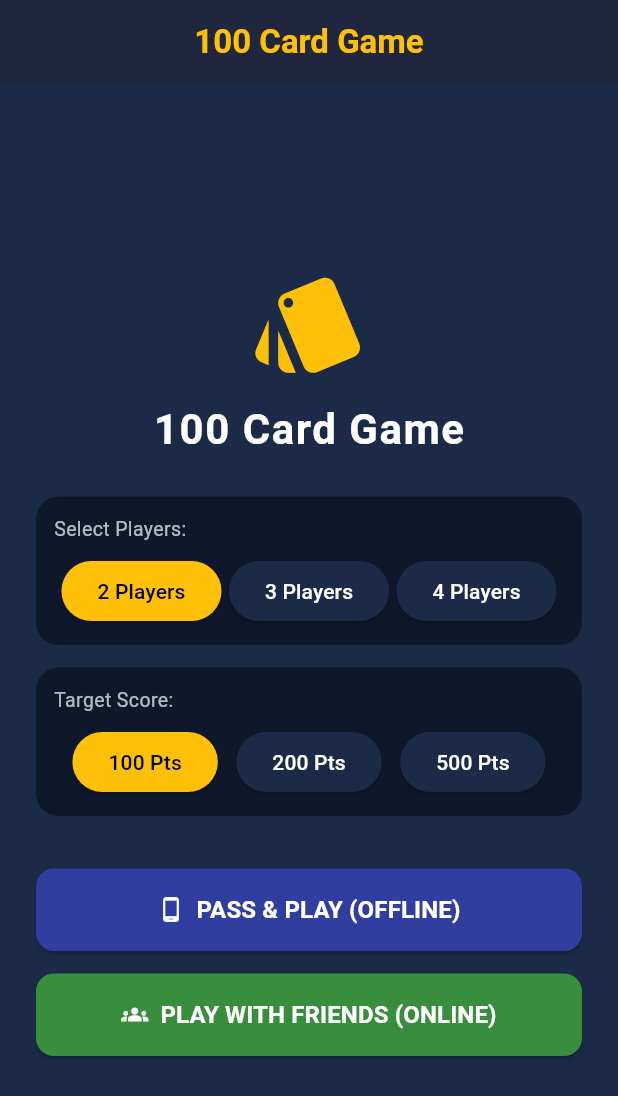
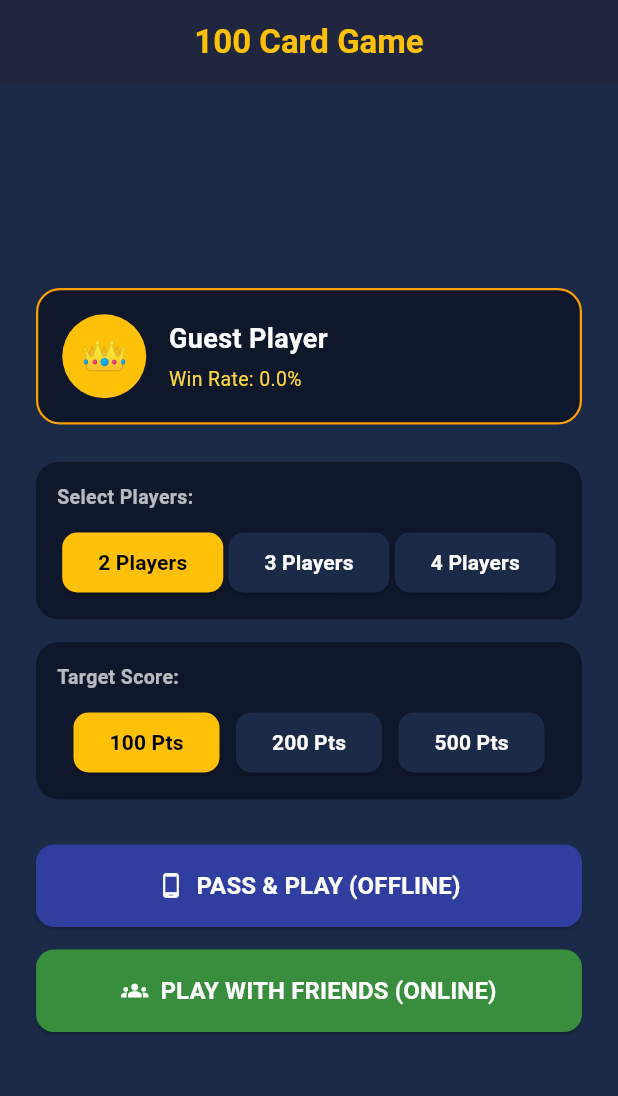
Before and after one commit to mdaziz70025-collab/hundred-game, a Flutter app: the screen it shows after launch, on a phone screen of 412 x 824 dp. Shown: the top 1096 px of the screen. Run offline on Flutter 3.47's test engine with Material 3 defaults, Android fonts, the phone set to English and light mode, and no system bars; our stand-ins replace firebase_database, google_mobile_ads; accounts and stored records are empty.

Commit message:
Update main.dart

```diff
--- a/lib/main.dart
+++ b/lib/main.dart
@@ -34,6 +34,7 @@ class HomeScreen extends StatefulWidget {
 class _HomeScreenState extends State<HomeScreen> {
   int totalPlayers = 2;
   int targetScore = 100;
+  UserProfile userProfile = UserProfile();
 
   void _startPassAndPlay() {
     List<String> defaultNames = List.generate(totalPlayers, (index) => "Player ${index + 1}");
@@ -77,25 +78,47 @@ class _HomeScreenState extends State<HomeScreen> {
           child: Column(
             mainAxisAlignment: MainAxisAlignment.center,
             children: [
-              Icon(Icons.style, size: 80, color: Colors.amber),
-              SizedBox(height: 10),
-              Text(
-                "100 Card Game",
-                style: TextStyle(color: Colors.white, fontSize: 28, fontWeight: FontWeight.bold, letterSpacing: 1),
+              // User Profile Banner
+              Container(
+                padding: EdgeInsets.all(16),
+                decoration: BoxDecoration(
+                  color: Color(0xFF0F172A),
+                  borderRadius: BorderRadius.circular(16),
+                  border: Border.all(color: Colors.amber.shade700, width: 1.5),
+                ),
+                child: Row(
+                  children: [
+                    CircleAvatar(
+                      radius: 28,
+                      backgroundColor: Colors.amber,
+                      child: Text(userProfile.avatar, style: TextStyle(fontSize: 26)),
+                    ),
+                    SizedBox(width: 15),
+                    Column(
+                      crossAxisAlignment: CrossAxisAlignment.start,
+                      children: [
+                        Text(userProfile.name, style: TextStyle(color: Colors.white, fontSize: 18, fontWeight: FontWeight.bold)),
+                        SizedBox(height: 4),
+                        Text("Win Rate: ${userProfile.winRate.toStringAsFixed(1)}%", style: TextStyle(color: Colors.amberAccent, fontSize: 13)),
+                      ],
+                    ),
+                  ],
+                ),
               ),
+
               SizedBox(height: 25),
 
-              // Select Players Option
+              // Select Players Section
               Container(
-                padding: EdgeInsets.all(12),
+                padding: EdgeInsets.all(14),
                 decoration: BoxDecoration(color: Color(0xFF0F172A), borderRadius: BorderRadius.circular(15)),
                 child: Column(
                   children: [
                     Align(
                       alignment: Alignment.centerLeft,
-                      child: Text("Select Players:", style: TextStyle(color: Colors.white70, fontSize: 13)),
+                      child: Text("Select Players:", style: TextStyle(color: Colors.white70, fontSize: 13, fontWeight: FontWeight.bold)),
                     ),
-                    SizedBox(height: 8),
+                    SizedBox(height: 10),
                     Row(
                       mainAxisAlignment: MainAxisAlignment.spaceEvenly,
                       children: [2, 3, 4].map((count) {
@@ -104,9 +127,10 @@ class _HomeScreenState extends State<HomeScreen> {
                           style: ElevatedButton.styleFrom(
                             backgroundColor: isSelected ? Colors.amber : Color(0xFF1B2A47),
                             foregroundColor: isSelected ? Colors.black : Colors.white,
+                            shape: RoundedRectangleBorder(borderRadius: BorderRadius.circular(10)),
                           ),
                           onPressed: () => setState(() => totalPlayers = count),
-                          child: Text("$count Players"),
+                          child: Text("$count Players", style: TextStyle(fontWeight: FontWeight.bold)),
                         );
                       }).toList(),
                     )
@@ -116,17 +140,17 @@ class _HomeScreenState extends State<HomeScreen> {
 
               SizedBox(height: 15),
 
-              // Select Target Score Option
+              // Select Target Score Section
               Container(
-                padding: EdgeInsets.all(12),
+                padding: EdgeInsets.all(14),
                 decoration: BoxDecoration(color: Color(0xFF0F172A), borderRadius: BorderRadius.circular(15)),
                 child: Column(
                   children: [
                     Align(
                       alignment: Alignment.centerLeft,
-                      child: Text("Target Score:", style: TextStyle(color: Colors.white70, fontSize: 13)),
+                      child: Text("Target Score:", style: TextStyle(color: Colors.white70, fontSize: 13, fontWeight: FontWeight.bold)),
                     ),
-                    SizedBox(height: 8),
+                    SizedBox(height: 10),
                     Row(
                       mainAxisAlignment: MainAxisAlignment.spaceEvenly,
                       children: [100, 200, 500].map((score) {
@@ -135,9 +159,10 @@ class _HomeScreenState extends State<HomeScreen> {
                           style: ElevatedButton.styleFrom(
                             backgroundColor: isSelected ? Colors.amber : Color(0xFF1B2A47),
                             foregroundColor: isSelected ? Colors.black : Colors.white,
+                            shape: RoundedRectangleBorder(borderRadius: BorderRadius.circular(10)),
                           ),
                           onPressed: () => setState(() => targetScore = score),
-                          child: Text("$score Pts"),
+                          child: Text("$score Pts", style: TextStyle(fontWeight: FontWeight.bold)),
                         );
                       }).toList(),
                     )
@@ -145,14 +170,14 @@ class _HomeScreenState extends State<HomeScreen> {
                 ),
               ),
 
-              SizedBox(height: 35),
+              SizedBox(height: 30),
 
               // 1. PASS & PLAY BUTTON
               ElevatedButton.icon(
                 style: ElevatedButton.styleFrom(
                   backgroundColor: Colors.indigo.shade700,
                   padding: EdgeInsets.symmetric(vertical: 16, horizontal: 24),
-                  minimumSize: Size(double.infinity, 50),
+                  minimumSize: Size(double.infinity, 52),
                   shape: RoundedRectangleBorder(borderRadius: BorderRadius.circular(12)),
                 ),
                 icon: Icon(Icons.phone_android, color: Colors.white),
@@ -167,7 +192,7 @@ class _HomeScreenState extends State<HomeScreen> {
                 style: ElevatedButton.styleFrom(
                   backgroundColor: Colors.green.shade700,
                   padding: EdgeInsets.symmetric(vertical: 16, horizontal: 24),
-                  minimumSize: Size(double.infinity, 50),
+                  minimumSize: Size(double.infinity, 52),
                   shape: RoundedRectangleBorder(borderRadius: BorderRadius.circular(12)),
                 ),
                 icon: Icon(Icons.groups, color: Colors.white),
```
